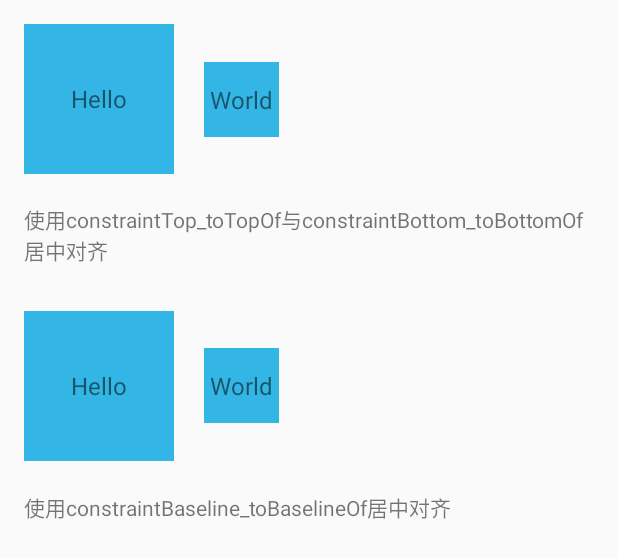
After one commit to wy521angel/ConstraintLayoutTest, an Android app: the layout activity_baseline.xml on its own in the app's theme, with its tools: preview values and no code run, on a phone screen of 412 x 824 dp. The commit adds this screen. Shown: the top 558 px of the screen. Run offline under Robolectric (Android 15) with nearby library versions, the phone set to English and light mode, and no system bars.

Commit message:
layout_constraintBaseline_toBaselineOf属性测试

```diff
--- a/app/src/main/AndroidManifest.xml
+++ b/app/src/main/AndroidManifest.xml
@@ -23,6 +23,7 @@
         <activity android:name=".ClickActivity" />
         <activity android:name=".MainActivity1"/>
         <activity android:name=".MainActivity2"/>
+        <activity android:name=".TestActivity"/>
     </application>
 
 </manifest>
--- a/app/src/main/java/com/example/constraintlayouttest/MainActivity.java
+++ b/app/src/main/java/com/example/constraintlayouttest/MainActivity.java
@@ -10,7 +10,7 @@ import android.widget.ListView;
 public class MainActivity extends ListActivity {
 
 
-    private String[] titles = {"Enforcing constraints", "Percent Dimensions", "Barrier", "Group", "围绕旋转", "点击布局重新排列", "模板功能", "动态替换"};
+    private String[] titles = {"Enforcing constraints", "Percent Dimensions", "Barrier", "Group", "围绕旋转", "点击布局重新排列", "模板功能", "动态替换", "Baseline 对齐"};
 
     @Override
     protected void onCreate(Bundle savedInstanceState) {
@@ -45,6 +45,9 @@ public class MainActivity extends ListActivity {
             case 7:
                 startActivity(new Intent(this, MainActivity2.class));
                 break;
+            case 8:
+                startActivity(new Intent(this, TestActivity.class).putExtra(TestActivity.TYPE, TestActivity.BASELINE));
+                break;
 
         }
     }
--- /dev/null
+++ b/app/src/main/java/com/example/constraintlayouttest/TestActivity.java
@@ -0,0 +1,33 @@
+package com.example.constraintlayouttest;
+
+import android.os.Bundle;
+
+import androidx.appcompat.app.AppCompatActivity;
+
+public class TestActivity extends AppCompatActivity {
+
+    private int type = 0;
+    public static String TYPE = "type";
+    public static int BASELINE = 1;
+
+    @Override
+    protected void onCreate(Bundle savedInstanceState) {
+        super.onCreate(savedInstanceState);
+
+        type = getIntent().getIntExtra(TYPE, 0);
+        if (type <= 0) {
+            finish();
+        } else {
+            switch (type){
+                case 1:
+                    setContentView(R.layout.activity_baseline);
+                    break;
+                default:
+                    break;
+            }
+        }
+
+
+
+    }
+}
--- /dev/null
+++ b/app/src/main/res/layout/activity_baseline.xml
@@ -0,0 +1,72 @@
+<androidx.constraintlayout.widget.ConstraintLayout xmlns:android="http://schemas.android.com/apk/res/android"
+    xmlns:app="http://schemas.android.com/apk/res-auto"
+    android:layout_width="match_parent"
+    android:layout_height="match_parent"
+    android:padding="16dp">
+
+    <TextView
+        android:id="@+id/hello1"
+        android:layout_width="100dp"
+        android:layout_height="100dp"
+        android:background="@android:color/holo_blue_light"
+        android:gravity="center"
+        android:text="Hello"
+        android:textSize="16sp"
+        app:layout_constraintStart_toStartOf="parent"
+        app:layout_constraintTop_toTopOf="parent" />
+
+    <TextView
+        android:id="@+id/world1"
+        android:layout_width="50dp"
+        android:layout_height="50dp"
+        android:layout_marginStart="20dp"
+        android:background="@android:color/holo_blue_light"
+        android:gravity="center"
+        android:text="World"
+        android:textSize="16sp"
+        app:layout_constraintBottom_toBottomOf="@id/hello1"
+        app:layout_constraintStart_toEndOf="@id/hello1"
+        app:layout_constraintTop_toTopOf="@id/hello1" />
+
+    <TextView
+        android:id="@+id/explain1"
+        android:layout_width="wrap_content"
+        android:layout_height="wrap_content"
+        android:layout_marginTop="20dp"
+        android:text="使用constraintTop_toTopOf与constraintBottom_toBottomOf居中对齐"
+        app:layout_constraintStart_toStartOf="parent"
+        app:layout_constraintTop_toBottomOf="@id/hello1" />
+
+    <TextView
+        android:id="@+id/hello2"
+        android:layout_width="100dp"
+        android:layout_height="100dp"
+        android:layout_marginTop="30dp"
+        android:background="@android:color/holo_blue_light"
+        android:gravity="center"
+        android:text="Hello"
+        android:textSize="16sp"
+        app:layout_constraintStart_toStartOf="parent"
+        app:layout_constraintTop_toBottomOf="@id/explain1" />
+
+    <TextView
+        android:id="@+id/world2"
+        android:layout_width="50dp"
+        android:layout_height="50dp"
+        android:layout_marginStart="20dp"
+        android:background="@android:color/holo_blue_light"
+        android:gravity="center"
+        android:text="World"
+        android:textSize="16sp"
+        app:layout_constraintBaseline_toBaselineOf="@id/hello2"
+        app:layout_constraintStart_toEndOf="@id/hello2" />
+
+    <TextView
+        android:id="@+id/explain2"
+        android:layout_width="wrap_content"
+        android:layout_height="wrap_content"
+        android:layout_marginTop="20dp"
+        android:text="使用constraintBaseline_toBaselineOf居中对齐"
+        app:layout_constraintStart_toStartOf="parent"
+        app:layout_constraintTop_toBottomOf="@id/hello2" />
+</androidx.constraintlayout.widget.ConstraintLayout>
```
